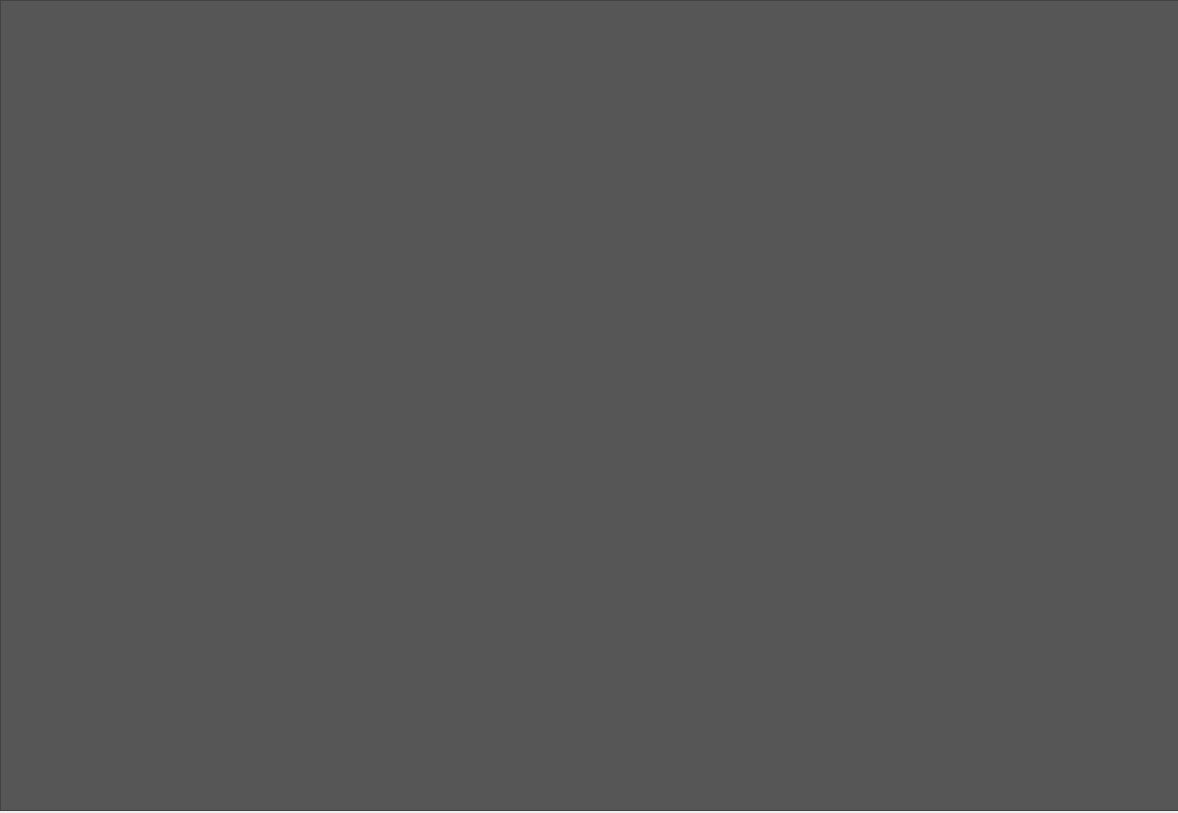
The window that ventanas/Ventana_sintactico_retroceso.ui (llamasdelacruz/Compilador) describes before a commit, drawn with Qt 5.
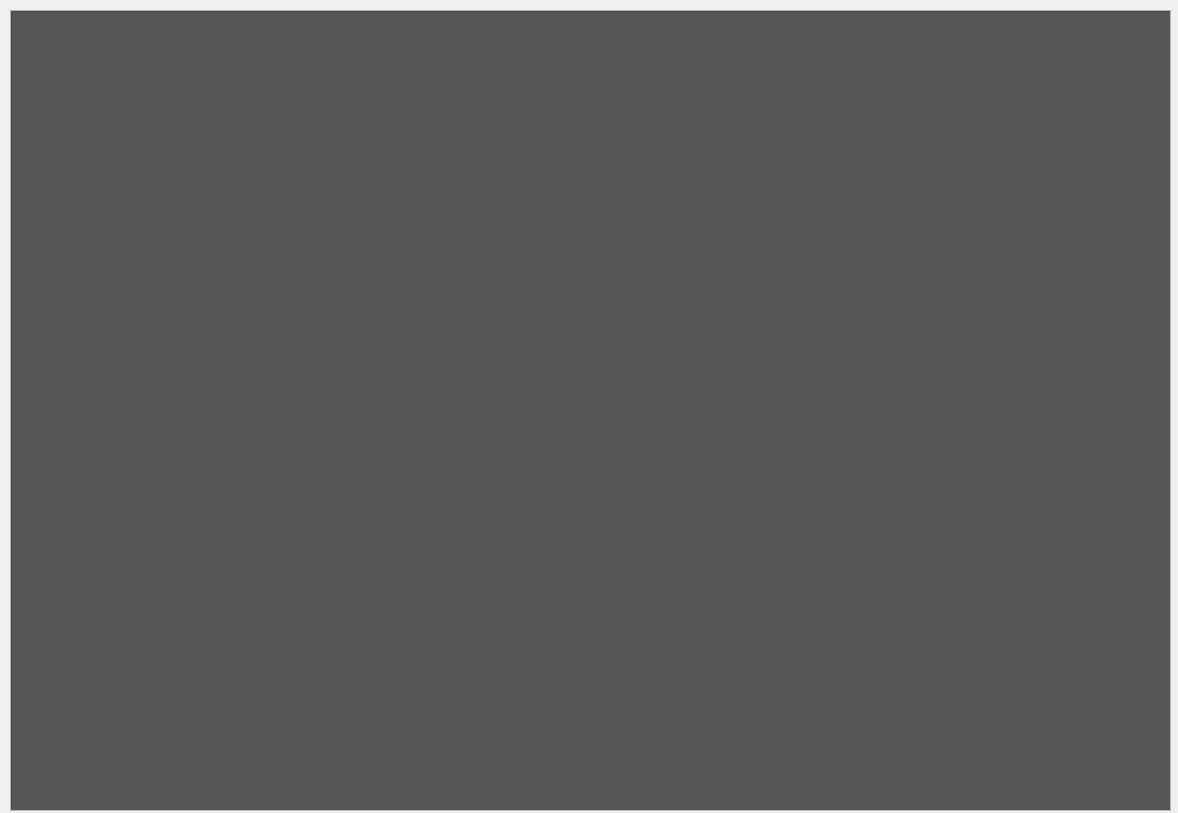
The same window after the commit.

Commit message: se agrego el scroll a la consola de sintactido

What changed in the file:
```diff
--- a/ventanas/Ventana_sintactico_retroceso.ui
+++ b/ventanas/Ventana_sintactico_retroceso.ui
@@ -13,12 +13,33 @@
   <property name="windowTitle">
    <string>Sintactico por retroceso</string>
   </property>
+  <widget class="QScrollArea" name="scrollArea">
+   <property name="geometry">
+    <rect>
+     <x>10</x>
+     <y>10</y>
+     <width>1161</width>
+     <height>801</height>
+    </rect>
+   </property>
+   <property name="widgetResizable">
+    <bool>true</bool>
+   </property>
+   <widget class="QWidget" name="scrollAreaWidgetContents_2">
+    <property name="geometry">
+     <rect>
+      <x>0</x>
+      <y>0</y>
+      <width>1159</width>
+      <height>799</height>
+     </rect>
+    </property>
   <widget class="QPlainTextEdit" name="consola_retroceso">
    <property name="geometry">
     <rect>
      <x>0</x>
      <y>0</y>
-     <width>1201</width>
+       <width>1161</width>
      <height>811</height>
     </rect>
    </property>
@@ -471,6 +492,8 @@
 
 }</string>
    </property>
+    </widget>
+   </widget>
   </widget>
  </widget>
  <resources/>
```
Lines whose indentation alone changed are shown as unchanged. The commit also changes 1 other file.
